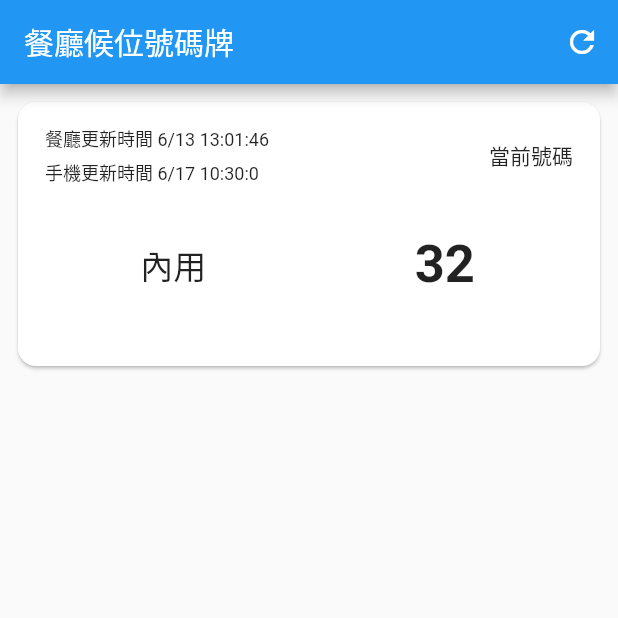
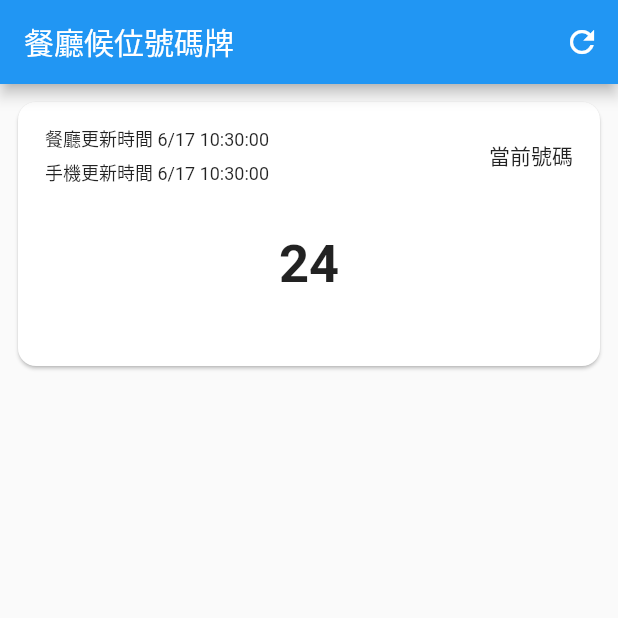
Before and after one commit to championway/flutter_app_test, a Flutter app: the RestaurantNumberPage screen opened directly, on a phone screen of 412 x 824 dp, the top half of it. Run offline on Flutter 3.47's test engine with Material 2 defaults, Android fonts, the phone set to English and light mode, and no system bars; our stand-ins replace fluttertoast, qr_flutter; missing offline and left inert: qr_code_scanner; generated files the repository leaves out were written again.

Commit message:
update Owner Restaurant Number Page

```diff
--- a/lib/Page/RestaurantNumberPage.dart
+++ b/lib/Page/RestaurantNumberPage.dart
@@ -1,4 +1,7 @@
 import 'package:flutter/material.dart';
+import 'package:flutter_app_test/Util/Enum.dart';
+import 'package:flutter_app_test/model/RestaurantNumberModel.dart';
+import 'package:flutter_app_test/widget/RestaurantNumberWidget.dart';
 
 class RestaurantNumberPage extends StatefulWidget {
   @override
@@ -6,29 +9,19 @@ class RestaurantNumberPage extends StatefulWidget {
 }
 
 class _RestaurantNumberPageState extends State<RestaurantNumberPage> {
-  String? currentTime;
-  bool showBoth = false;
+  RESTAURANT_NUMBER_CARD_TYPE cardType = RESTAURANT_NUMBER_CARD_TYPE.SINGLE;
 
-  getCurrentTimeString() {
-    DateTime now = DateTime.now();
-    String str = now.month.toString() +
-        "/" +
-        now.day.toString() +
-        " " +
-        now.hour.toString() +
-        ":" +
-        now.minute.toString() +
-        ":" +
-        now.second.toString();
-    setState(() {
-      currentTime = str;
-    });
-  }
+  RestaurantNumberModel restaurantNumberModel = RestaurantNumberModel(
+      cardType: RESTAURANT_NUMBER_CARD_TYPE.BOTH,
+      inNumber: 24,
+      outNumber: 53,
+      phoneTime: DateTime.now(),
+      updateTime: DateTime.now());
 
   @override
   void initState() {
     // TODO: implement initState
-    getCurrentTimeString();
+    restaurantNumberModel.phoneTime = DateTime.now();
     super.initState();
   }
 
@@ -40,125 +33,16 @@ class _RestaurantNumberPageState extends State<RestaurantNumberPage> {
         actions: [
           IconButton(
               onPressed: () {
-                getCurrentTimeString();
+                setState(() {
+                  restaurantNumberModel.phoneTime = DateTime.now();
+                });
               },
               icon: Icon(Icons.refresh))
         ],
       ),
       body: Padding(
         padding: const EdgeInsets.symmetric(horizontal: 8.0, vertical: 8.0),
-        child: Card(
-          shape:
-              RoundedRectangleBorder(borderRadius: BorderRadius.circular(12)),
-          child: Padding(
-            padding:
-                const EdgeInsets.symmetric(horizontal: 10.0, vertical: 8.0),
-            child: Padding(
-              padding: const EdgeInsets.symmetric(vertical: 7, horizontal: 3),
-              child: Column(
-                mainAxisSize: MainAxisSize.min,
-                crossAxisAlignment: CrossAxisAlignment.start,
-                children: [
-                  Padding(
-                    padding: const EdgeInsets.symmetric(horizontal: 5),
-                    child: Row(
-                      mainAxisAlignment: MainAxisAlignment.spaceBetween,
-                      crossAxisAlignment: CrossAxisAlignment.center,
-                      children: [
-                        Column(
-                          crossAxisAlignment: CrossAxisAlignment.start,
-                          children: [
-                            Text(
-                              "餐廳更新時間 6/13 13:01:46",
-                              style: TextStyle(fontSize: 12),
-                            ),
-                            SizedBox(
-                              height: 5,
-                            ),
-                            Text(
-                              "手機更新時間 $currentTime",
-                              style: TextStyle(fontSize: 12),
-                            ),
-                          ],
-                        ),
-                        Text("當前號碼", style: TextStyle(fontSize: 14))
-                      ],
-                    ),
-                  ),
-                  Padding(
-                    padding: const EdgeInsets.symmetric(vertical: 32),
-                    child: Row(
-                      mainAxisAlignment: MainAxisAlignment.spaceBetween,
-                      crossAxisAlignment: CrossAxisAlignment.center,
-                      children: [
-                        Expanded(
-                          child: Center(
-                            child: Text(
-                              "內用",
-                              style: TextStyle(
-                                  fontSize: 22, fontWeight: FontWeight.w500),
-                            ),
-                          ),
-                        ),
-                        Expanded(
-                          child: Center(
-                            child: Text(
-                              "32",
-                              style: TextStyle(
-                                  fontSize: 35, fontWeight: FontWeight.w600),
-                            ),
-                          ),
-                        ),
-                      ],
-                    ),
-                  ),
-                  Visibility(
-                    visible: showBoth,
-                    child: Column(
-                      children: [
-                        Padding(
-                          padding: const EdgeInsets.symmetric(horizontal: 4.0),
-                          child: Divider(
-                            color: Colors.grey,
-                          ),
-                        ),
-                        Padding(
-                          padding: const EdgeInsets.symmetric(vertical: 32),
-                          child: Row(
-                            mainAxisAlignment: MainAxisAlignment.spaceBetween,
-                            crossAxisAlignment: CrossAxisAlignment.center,
-                            children: [
-                              Expanded(
-                                child: Center(
-                                  child: Text(
-                                    "外帶",
-                                    style: TextStyle(
-                                        fontSize: 22,
-                                        fontWeight: FontWeight.w500),
-                                  ),
-                                ),
-                              ),
-                              Expanded(
-                                child: Center(
-                                  child: Text(
-                                    "64",
-                                    style: TextStyle(
-                                        fontSize: 35,
-                                        fontWeight: FontWeight.w600),
-                                  ),
-                                ),
-                              ),
-                            ],
-                          ),
-                        ),
-                      ],
-                    ),
-                  ),
-                ],
-              ),
-            ),
-          ),
-        ),
+        child: RestaurantNumberWidget(cardType, restaurantNumberModel),
       ),
     );
   }
--- /dev/null
+++ b/lib/Util/Enum.dart
@@ -0,0 +1,3 @@
+enum RESTAURANT_NUMBER_CARD_TYPE { SINGLE, BOTH }
+
+enum RESTAURANT_NUMBER_TYPE { IN, OUT }
--- a/lib/Util/Util.dart
+++ b/lib/Util/Util.dart
@@ -182,3 +182,16 @@ BusinessHourModel mergeSingleDayBusinessHour(BusinessHourModel businessHour) {
 }
 
 enum BUSINESS_TIME_TYPE { DAY, DATE }
+
+String dateTimeToString(DateTime time) {
+  String str = time.month.toString() +
+      "/" +
+      time.day.toString().padLeft(2, "0") +
+      " " +
+      time.hour.toString().padLeft(2, "0") +
+      ":" +
+      time.minute.toString().padLeft(2, "0") +
+      ":" +
+      time.second.toString().padLeft(2, "0");
+  return str;
+}
--- /dev/null
+++ b/lib/model/RestaurantNumberModel.dart
@@ -0,0 +1,18 @@
+import 'package:flutter_app_test/Util/Enum.dart';
+
+class RestaurantNumberModel {
+  RestaurantNumberModel(
+      {this.cardType: RESTAURANT_NUMBER_CARD_TYPE.BOTH,
+      this.inNumber: 0,
+      this.outNumber: 0,
+      this.phoneTime,
+      this.updateTime,
+      this.createTime});
+
+  RESTAURANT_NUMBER_CARD_TYPE cardType;
+  int inNumber;
+  int outNumber;
+  DateTime? phoneTime;
+  DateTime? updateTime;
+  DateTime? createTime;
+}
--- /dev/null
+++ b/lib/widget/RestaurantNumberWidget.dart
@@ -0,0 +1,130 @@
+import 'package:flutter/material.dart';
+import 'package:flutter_app_test/Util/Enum.dart';
+import 'package:flutter_app_test/Util/Util.dart';
+import 'package:flutter_app_test/model/RestaurantNumberModel.dart';
+
+class RestaurantNumberWidget extends StatelessWidget {
+  RestaurantNumberWidget(this.cardType, this.restaurantNumberModel);
+
+  final RESTAURANT_NUMBER_CARD_TYPE cardType;
+  final RestaurantNumberModel restaurantNumberModel;
+
+  @override
+  Widget build(BuildContext context) {
+    return Card(
+      shape:
+      RoundedRectangleBorder(borderRadius: BorderRadius.circular(12)),
+      child: Padding(
+        padding:
+        const EdgeInsets.symmetric(horizontal: 10.0, vertical: 8.0),
+        child: Padding(
+          padding: const EdgeInsets.symmetric(vertical: 7, horizontal: 3),
+          child: Column(
+            mainAxisSize: MainAxisSize.min,
+            crossAxisAlignment: CrossAxisAlignment.start,
+            children: [
+              Padding(
+                padding: const EdgeInsets.symmetric(horizontal: 5),
+                child: Row(
+                  mainAxisAlignment: MainAxisAlignment.spaceBetween,
+                  crossAxisAlignment: CrossAxisAlignment.center,
+                  children: [
+                    Column(
+                      crossAxisAlignment: CrossAxisAlignment.start,
+                      children: [
+                        Text(
+                          "餐廳更新時間 ${dateTimeToString(restaurantNumberModel.updateTime!)}",
+                          style: TextStyle(fontSize: 12),
+                        ),
+                        SizedBox(
+                          height: 5,
+                        ),
+                        Text(
+                          "手機更新時間 ${dateTimeToString(restaurantNumberModel.phoneTime!)}",
+                          style: TextStyle(fontSize: 12),
+                        ),
+                      ],
+                    ),
+                    Text("當前號碼", style: TextStyle(fontSize: 14))
+                  ],
+                ),
+              ),
+              Padding(
+                padding: const EdgeInsets.symmetric(vertical: 32),
+                child: Row(
+                  mainAxisAlignment: MainAxisAlignment.spaceBetween,
+                  crossAxisAlignment: CrossAxisAlignment.center,
+                  children: [
+                    cardType == RESTAURANT_NUMBER_CARD_TYPE.BOTH
+                        ? Expanded(
+                      child: Center(
+                        child: Text(
+                          "內用",
+                          style: TextStyle(
+                              fontSize: 22,
+                              fontWeight: FontWeight.w500),
+                        ),
+                      ),
+                    )
+                        : SizedBox.shrink(),
+                    Expanded(
+                      child: Center(
+                        child: Text(
+                          restaurantNumberModel.inNumber.toString(),
+                          style: TextStyle(
+                              fontSize: 35, fontWeight: FontWeight.w600),
+                        ),
+                      ),
+                    ),
+                  ],
+                ),
+              ),
+              Visibility(
+                visible: cardType == RESTAURANT_NUMBER_CARD_TYPE.BOTH,
+                child: Column(
+                  children: [
+                    Padding(
+                      padding: const EdgeInsets.symmetric(horizontal: 4.0),
+                      child: Divider(
+                        color: Colors.grey,
+                      ),
+                    ),
+                    Padding(
+                      padding: const EdgeInsets.symmetric(vertical: 32),
+                      child: Row(
+                        mainAxisAlignment: MainAxisAlignment.spaceBetween,
+                        crossAxisAlignment: CrossAxisAlignment.center,
+                        children: [
+                          Expanded(
+                            child: Center(
+                              child: Text(
+                                "外帶",
+                                style: TextStyle(
+                                    fontSize: 22,
+                                    fontWeight: FontWeight.w500),
+                              ),
+                            ),
+                          ),
+                          Expanded(
+                            child: Center(
+                              child: Text(
+                                restaurantNumberModel.outNumber.toString(),
+                                style: TextStyle(
+                                    fontSize: 35,
+                                    fontWeight: FontWeight.w600),
+                              ),
+                            ),
+                          ),
+                        ],
+                      ),
+                    ),
+                  ],
+                ),
+              ),
+            ],
+          ),
+        ),
+      ),
+    );
+  }
+}
```
Also changed, not shown: lib/Page/OwnerRestaurantNumberPage.dart (+49 -35 lines).
